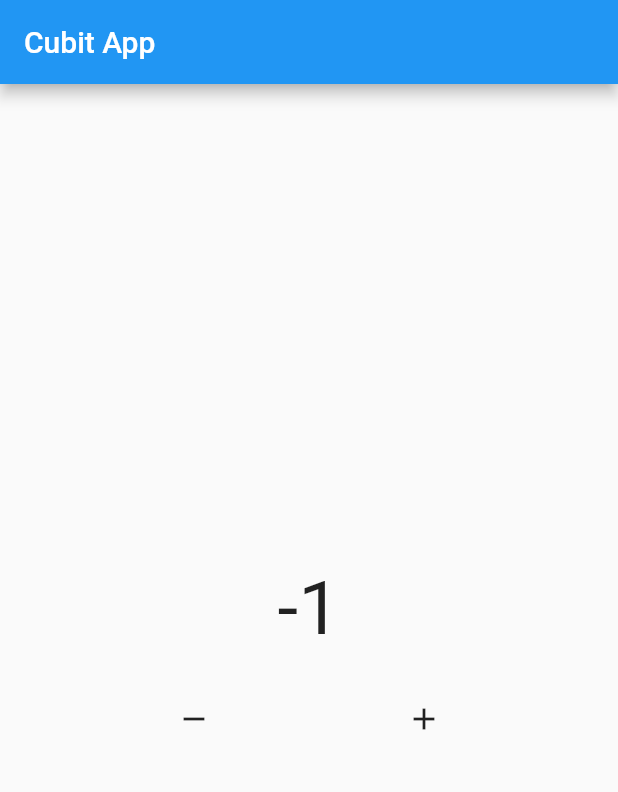
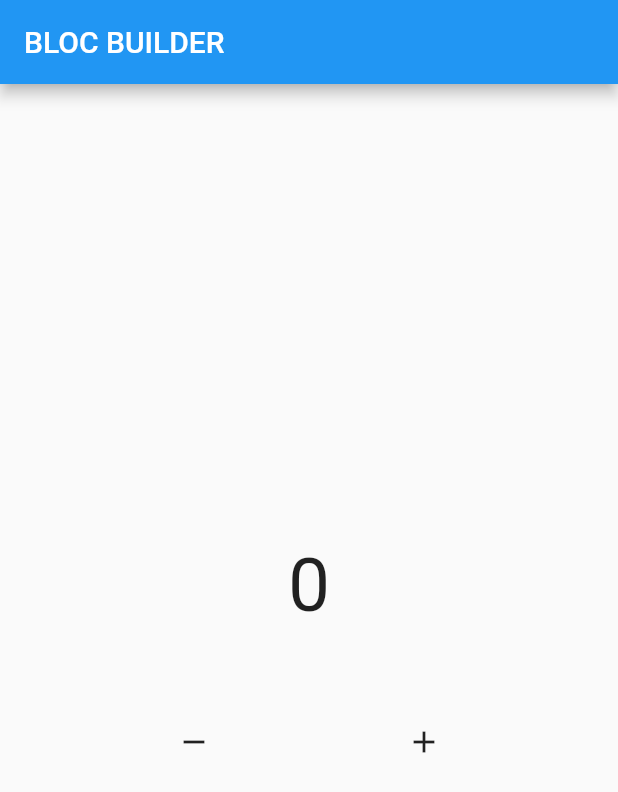
Before and after one commit to aprxty3/bloc_state_management, a Flutter app: the screen it shows after launch, after a tap on the "remove" icon, on a phone screen of 412 x 824 dp. Shown: the top 792 px of the screen. Run offline on Flutter 3.47's test engine with Material 2 defaults, Android fonts, the phone set to English and light mode, and no system bars; our stand-ins replace bloc, flutter_bloc.

Commit message:
bloc builder

```diff
--- /dev/null
+++ b/lib/bloc/counter.dart
@@ -0,0 +1,23 @@
+import 'package:bloc/bloc.dart';
+import 'package:flutter/material.dart';
+
+class Counter extends Cubit<int> {
+  Counter({this.initData = 0}) : super(0);
+
+  int initData;
+
+  void increment() => emit(state + 1);
+  void decrement() => emit(state - 1);
+
+  @override
+  void onChange(Change<int> change) {
+    super.onChange(change);
+    print(change);
+  }
+
+  @override
+  void onError(Object error, StackTrace stackTrace) {
+    super.onError(error, stackTrace);
+    print(error);
+  }
+}
--- a/lib/main.dart
+++ b/lib/main.dart
@@ -1,5 +1,6 @@
-import 'package:bloc/bloc.dart';
 import 'package:flutter/material.dart';
+
+import 'page/home.dart';
 
 void main() {
   runApp(const MyApp());
@@ -15,76 +16,3 @@ class MyApp extends StatelessWidget {
     );
   }
 }
-
-class HomePage extends StatelessWidget {
-  HomePage({Key? key}) : super(key: key);
-
-  CounterCubit myCounter = CounterCubit(initialData: 0);
-
-  @override
-  Widget build(BuildContext context) {
-    print('Dibuild');
-    return Scaffold(
-      appBar: AppBar(
-        title: const Text('Cubit App'),
-      ),
-      body: Column(
-        mainAxisAlignment: MainAxisAlignment.center,
-        children: [
-          StreamBuilder(
-            initialData: myCounter.initialData,
-            stream: myCounter.stream,
-            builder: (context, snapshot) {
-              return Center(
-                child: Text(
-                  snapshot.data.toString(),
-                  style: TextStyle(fontSize: 50),
-                ),
-              );
-            },
-          ),
-          SizedBox(height: 20),
-          Row(
-            mainAxisAlignment: MainAxisAlignment.spaceEvenly,
-            children: [
-              IconButton(
-                onPressed: () => myCounter.removeData(),
-                icon: Icon(Icons.remove),
-              ),
-              IconButton(
-                onPressed: () => myCounter.addData(),
-                icon: Icon(Icons.add),
-              ),
-            ],
-          )
-        ],
-      ),
-    );
-  }
-}
-
-class CounterCubit extends Cubit<int> {
-  CounterCubit({this.initialData = 0}) : super(initialData);
-  int initialData;
-
-  void addData() {
-    emit(state + 1);
-  }
-
-  void removeData() {
-    emit(state - 1);
-  }
-
-  //Observer (memantau perubahan state dengan onChange, onError dan lainnya)
-  @override
-  void onChange(Change<int> change) {
-    super.onChange(change);
-    print(change);
-  }
-
-  @override
-  void onError(Object error, StackTrace stackTrace) {
-    super.onError(error, stackTrace);
-    print(error);
-  }
-}
--- /dev/null
+++ b/lib/page/home.dart
@@ -0,0 +1,67 @@
+import 'package:bloc_state_management/bloc/counter.dart';
+import 'package:flutter/material.dart';
+import 'package:flutter_bloc/flutter_bloc.dart';
+
+class HomePage extends StatelessWidget {
+  Counter myCounter = Counter();
+  HomePage({Key? key}) : super(key: key);
+
+  @override
+  Widget build(BuildContext context) {
+    return Scaffold(
+      appBar: AppBar(
+        title: Text('BLOC BUILDER'),
+      ),
+      body: Column(
+        mainAxisAlignment: MainAxisAlignment.center,
+        children: [
+          BlocBuilder<Counter, int>(
+            bloc: myCounter,
+            buildWhen: (previous, current) {
+              if (current % 2 == 0) {
+                return true;
+              } else {
+                return false;
+              }
+            },
+            builder: (context, state) {
+              return Center(
+                child: Text(
+                  state.toString(),
+                  style: TextStyle(fontSize: 50),
+                ),
+              );
+            },
+          ),
+
+          // StreamBuilder(
+          //   stream: myCounter.stream,
+          //   initialData: myCounter.initData,
+          //   builder: (context, snapshot) {
+          // return Center(
+          //   child: Text(
+          //     myCounter.state.toString(),
+          //     style: TextStyle(fontSize: 50),
+          //   ),
+          // );
+          //   },
+          // ),
+          SizedBox(height: 50),
+          Row(
+            mainAxisAlignment: MainAxisAlignment.spaceEvenly,
+            children: [
+              IconButton(
+                onPressed: () => myCounter.decrement(),
+                icon: Icon(Icons.remove),
+              ),
+              IconButton(
+                onPressed: () => myCounter.increment(),
+                icon: Icon(Icons.add),
+              ),
+            ],
+          ),
+        ],
+      ),
+    );
+  }
+}
```
Also changed, not shown: 1 other file.
